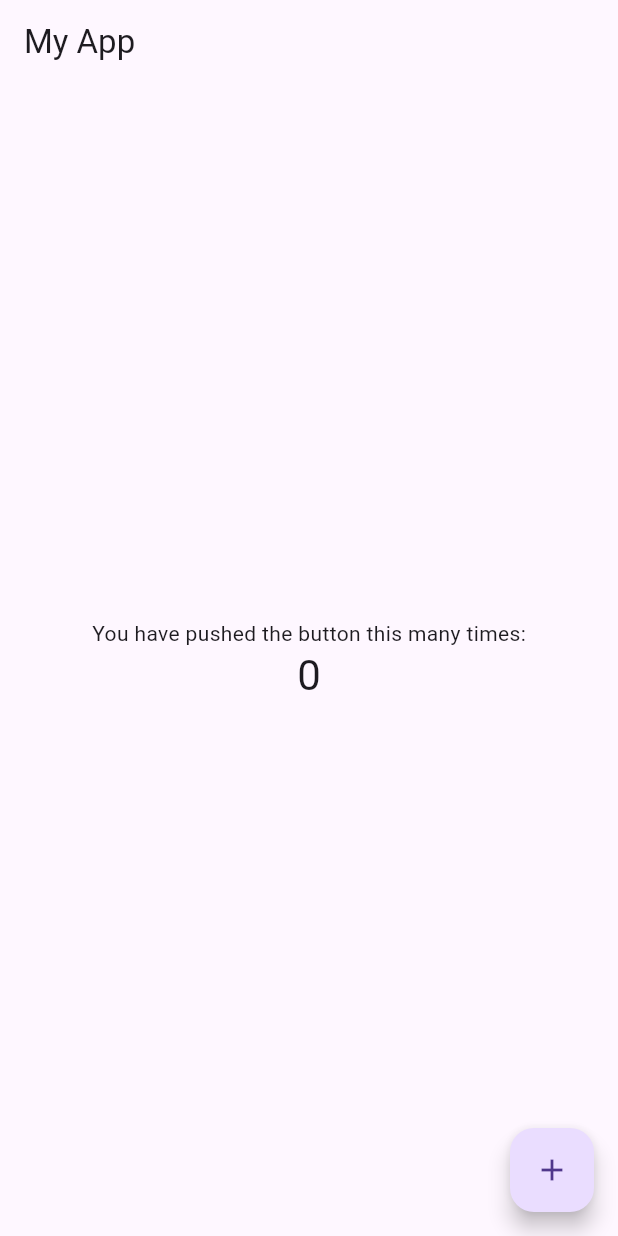
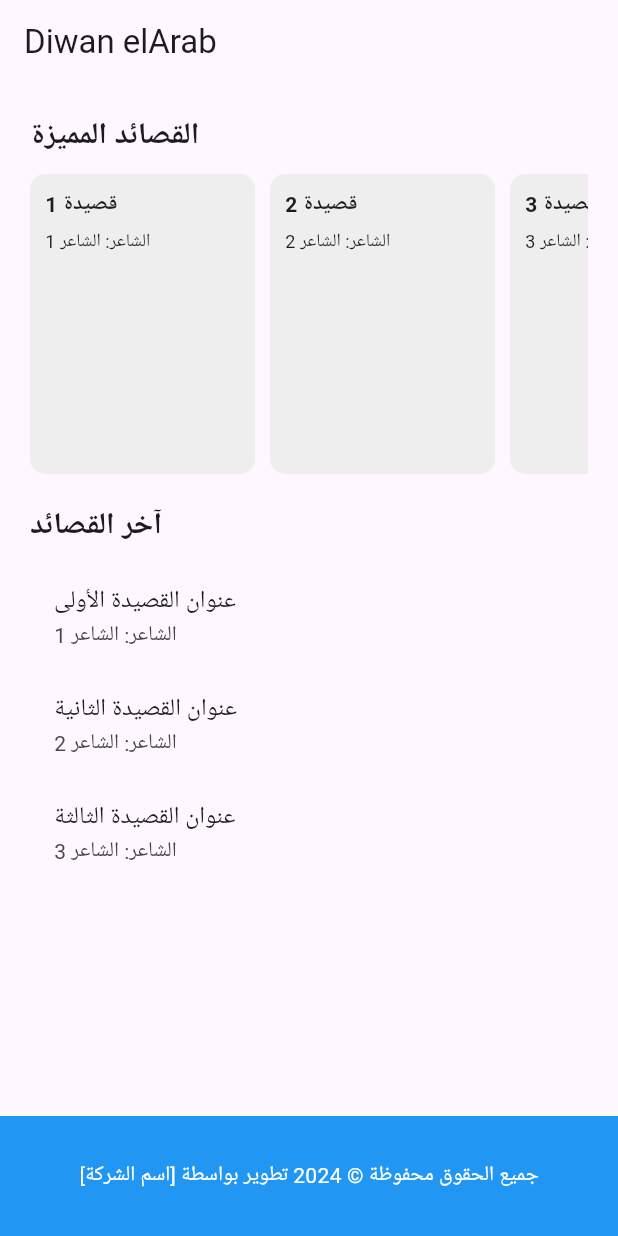
Before and after one commit to medlemine4/poesie_app, a Flutter app: the screen it shows after launch, on a phone screen of 412 x 824 dp. Run offline on Flutter 3.47's test engine with Material 3 defaults, Android fonts, the phone set to English and light mode, and no system bars; missing offline and left inert: mongo_dart.

Commit message:
first commit

```diff
--- a/pi_app/lib/main.dart
+++ b/pi_app/lib/main.dart
@@ -4,66 +4,136 @@ import 'package:pi_app/mongodb.dart';
 Future<void> main() async {
   WidgetsFlutterBinding.ensureInitialized();
   await MongoDataBase.connect();
-  runApp(const MyApp());
+  runApp(MyApp());
 }
 
 class MyApp extends StatelessWidget {
-  const MyApp({super.key});
-
   @override
   Widget build(BuildContext context) {
     return MaterialApp(
-      title: 'My App',
+      title: 'Diwan elArab',
       theme: ThemeData(
         primarySwatch: Colors.blue,
+        visualDensity: VisualDensity.adaptivePlatformDensity,
       ),
-      home: const MyHomePage(),
+      home: HomePage(),
     );
   }
 }
 
-class MyHomePage extends StatefulWidget {
-  const MyHomePage({super.key});
-
-  @override
-  // ignore: library_private_types_in_public_api
-  _MyHomePageState createState() => _MyHomePageState();
-}
-
-class _MyHomePageState extends State<MyHomePage> {
-  int _counter = 0;
-
-  void _incrementCounter() {
-    setState(() {
-      _counter++;
-    });
-  }
-
+class HomePage extends StatelessWidget {
   @override
   Widget build(BuildContext context) {
     return Scaffold(
       appBar: AppBar(
-        title: const Text('My App'),
+        title: Text('Diwan elArab'),
       ),
-      body: Center(
+      body: Padding(
+        padding: EdgeInsets.all(20.0),
         child: Column(
-          mainAxisAlignment: MainAxisAlignment.center,
-          children: <Widget>[
-            const Text(
-              'You have pushed the button this many times:',
+          crossAxisAlignment: CrossAxisAlignment.start,
+          children: [
+            Text(
+              'القصائد المميزة',
+              style: TextStyle(fontSize: 20.0, fontWeight: FontWeight.bold),
             ),
+            SizedBox(height: 10.0),
+            Container(
+              height: 200,
+              child: ListView(
+                scrollDirection: Axis.horizontal,
+                children: [
+                  // Ajoute ici des cartes représentant les poésies populaires
+                  PoetryCard(title: 'قصيدة 1', author: 'الشاعر 1'),
+                  PoetryCard(title: 'قصيدة 2', author: 'الشاعر 2'),
+                  PoetryCard(title: 'قصيدة 3', author: 'الشاعر 3'),
+                ],
+              ),
+            ),
+            SizedBox(height: 20.0),
             Text(
-              '$_counter',
-              style: Theme.of(context).textTheme.headlineMedium,
+              'آخر القصائد',
+              style: TextStyle(fontSize: 20.0, fontWeight: FontWeight.bold),
+            ),
+            SizedBox(height: 10.0),
+            Expanded(
+              child: ListView(
+                children: [
+                  // Ajoute ici des listTiles représentant les dernières poésies
+                  ListTile(
+                    title: Text('عنوان القصيدة الأولى'),
+                    subtitle: Text('الشاعر: الشاعر 1'),
+                    onTap: () {
+                      // Naviguer vers la page de la première poésie
+                    },
+                  ),
+                  ListTile(
+                    title: Text('عنوان القصيدة الثانية'),
+                    subtitle: Text('الشاعر: الشاعر 2'),
+                    onTap: () {
+                      // Naviguer vers la page de la deuxième poésie
+                    },
+                  ),
+                  ListTile(
+                    title: Text('عنوان القصيدة الثالثة'),
+                    subtitle: Text('الشاعر: الشاعر 3'),
+                    onTap: () {
+                      // Naviguer vers la page de la troisième poésie
+                    },
+                  ),
+                ],
+              ),
             ),
           ],
         ),
       ),
-      floatingActionButton: FloatingActionButton(
-        onPressed: _incrementCounter,
-        tooltip: 'Increment',
-        child: const Icon(Icons.add),
+      bottomNavigationBar: BottomAppBar(
+        child: Container(
+          height: 50.0,
+          alignment: Alignment.center,
+          child: Text(
+            'جميع الحقوق محفوظة © 2024 تطوير بواسطة [اسم الشركة]',
+            style: TextStyle(color: Colors.white),
+          ),
+        ),
+        color: Colors.blue,
       ),
     );
   }
 }
+
+class PoetryCard extends StatelessWidget {
+  final String title;
+  final String author;
+
+  PoetryCard({required this.title, required this.author});
+
+  @override
+  Widget build(BuildContext context) {
+    return Container(
+      width: 150,
+      margin: EdgeInsets.only(right: 10.0),
+      decoration: BoxDecoration(
+        color: Colors.grey[200],
+        borderRadius: BorderRadius.circular(10.0),
+      ),
+      child: Padding(
+        padding: EdgeInsets.all(10.0),
+        child: Column(
+          crossAxisAlignment: CrossAxisAlignment.start,
+          children: [
+            Text(
+              title,
+              style: TextStyle(fontWeight: FontWeight.bold),
+            ),
+            SizedBox(height: 5.0),
+            Text(
+              'الشاعر: $author',
+              style: TextStyle(fontSize: 12.0),
+            ),
+          ],
+        ),
+      ),
+    );
+  }
+}
```
